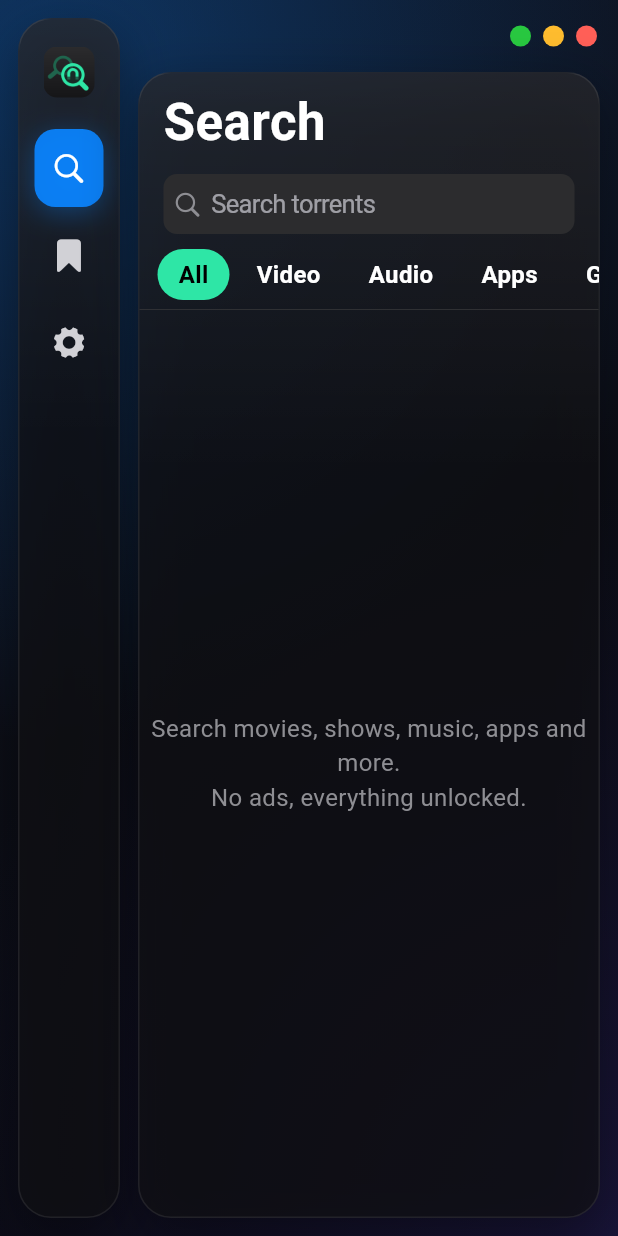
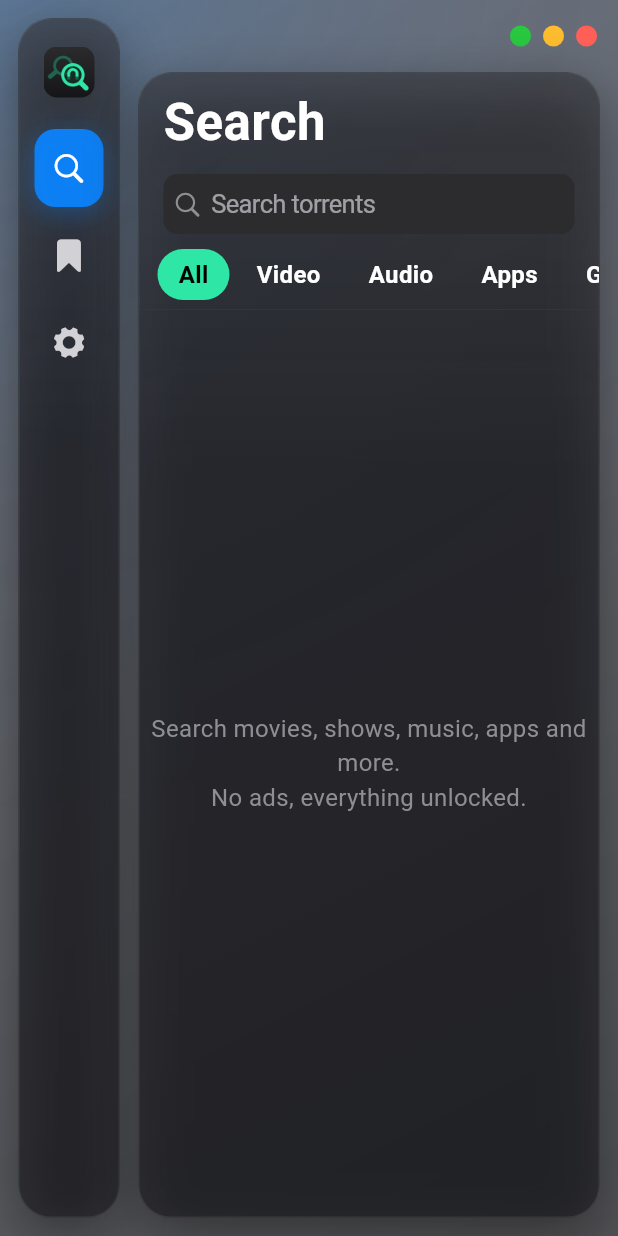
Before and after one commit to gillsaab786/Gill-OSaab, a Flutter app: the DesktopShell screen opened directly, on a phone screen of 412 x 824 dp. Run offline on Flutter 3.47's test engine with Material 3 defaults, Android fonts, the phone set to English and light mode, and no system bars; our stand-ins replace share_plus, shared_preferences; missing offline and left inert: flutter_inappwebview; accounts and stored records are empty.

Commit message:
Torrent Search: see-through window (desktop frosted behind it), shortcuts work wherever focus is, softer accent glow
Co-Authored-By: Claude Opus 5.5 <noreply@anthropic.com>
Claude-Session: https://claude.ai/code/session_019mnveqXJQX6cZ8cm2DZbDX

```diff
--- a/apps/torrent-search/lib/desktop/gill_desktop.dart
+++ b/apps/torrent-search/lib/desktop/gill_desktop.dart
@@ -126,10 +126,49 @@ class _DesktopShellState extends State<DesktopShell> {
   /// Fingers on the screen in the last 10 minutes: bigger window buttons (like the rest of Gill(OS)).
   bool get _touchMode => DateTime.now().difference(_lastTouch) < const Duration(minutes: 10);
 
+  @override
+  void initState() {
+    super.initState();
+    HardwareKeyboard.instance.addHandler(_onKey);
+  }
+
+  @override
+  void dispose() {
+    HardwareKeyboard.instance.removeHandler(_onKey);
+    super.dispose();
+  }
+
+  bool get _typing => FocusManager.instance.primaryFocus?.context?.widget is EditableText;
+
+  /// Keyboard shortcuts, wherever the focus is: Ctrl+F or / search, Ctrl+1/2/3 switch, Ctrl+Q quit.
+  bool _onKey(KeyEvent e) {
+    if (e is! KeyDownEvent) return false;
+    final ctrl = HardwareKeyboard.instance.isControlPressed;
+    final k = e.logicalKey;
+    if (ctrl && k == LogicalKeyboardKey.keyF) {
+      _focusSearch();
+    } else if (ctrl && k == LogicalKeyboardKey.digit1) {
+      _select(0);
+    } else if (ctrl && k == LogicalKeyboardKey.digit2) {
+      _select(1);
+    } else if (ctrl && k == LogicalKeyboardKey.digit3) {
+      _select(2);
+    } else if (ctrl && k == LogicalKeyboardKey.keyQ) {
+      GillWindow.call('close');
+    } else if (!ctrl && k == LogicalKeyboardKey.slash && !_typing) {
+      _focusSearch();
+    } else if (k == LogicalKeyboardKey.escape && _typing) {
+      FocusManager.instance.primaryFocus?.unfocus();
+    } else {
+      return false;
+    }
+    return true;
+  }
+
   void _select(int i) {
     if (i == _tab) return;
     HapticFeedback.selectionClick();
-    FocusManager.instance.primaryFocus?.unfocus();
+    if (_typing) FocusManager.instance.primaryFocus?.unfocus();
     setState(() => _tab = i);
   }
 
@@ -142,27 +181,7 @@ class _DesktopShellState extends State<DesktopShell> {
   Widget build(BuildContext context) {
     final sys = GillSystem.instance;
     final accent = sys.accent;
-    return CallbackShortcuts(
-      bindings: {
-        const SingleActivator(LogicalKeyboardKey.keyF, control: true): _focusSearch,
-        const SingleActivator(LogicalKeyboardKey.digit1, control: true): () => _select(0),
-        const SingleActivator(LogicalKeyboardKey.digit2, control: true): () => _select(1),
-        const SingleActivator(LogicalKeyboardKey.digit3, control: true): () => _select(2),
-        const SingleActivator(LogicalKeyboardKey.keyQ, control: true): () => GillWindow.call('close'),
-        const SingleActivator(LogicalKeyboardKey.escape): () => FocusManager.instance.primaryFocus?.unfocus(),
-      },
-      child: Focus(
-        autofocus: true,
-        onKeyEvent: (node, e) {
-          // "/" starts a search, unless typing in a field already
-          if (e is KeyDownEvent && e.logicalKey == LogicalKeyboardKey.slash &&
-              FocusManager.instance.primaryFocus == node) {
-            _focusSearch();
-            return KeyEventResult.handled;
-          }
-          return KeyEventResult.ignored;
-        },
-        child: Listener(
+    return Listener(
           onPointerDown: (e) {
             if (e.kind == PointerDeviceKind.touch && !_touchMode) {
               setState(() => _lastTouch = DateTime.now());
@@ -216,8 +235,6 @@ class _DesktopShellState extends State<DesktopShell> {
               ]);
             }),
           ),
-        ),
-      ),
     );
   }
 }
@@ -231,38 +248,31 @@ class _Backdrop extends StatelessWidget {
   @override
   Widget build(BuildContext context) {
     if (amoled) return const ColoredBox(color: Colors.black);
+    // The window is see-through: the desktop shows through it, frosted by Gill(OS). These tints
+    // keep it dark enough to read, with a soft glow of the accent colour in one corner.
     return DecoratedBox(
       decoration: const BoxDecoration(
         gradient: LinearGradient(
           begin: Alignment.topLeft,
           end: Alignment.bottomRight,
-          colors: [Color(0xFF10131F), Color(0xFF07080D)],
+          colors: [Color(0x9910131F), Color(0xB307080D)],
         ),
       ),
-      child: Stack(children: [
-        Positioned.fill(
-          child: DecoratedBox(
-            decoration: BoxDecoration(
-              gradient: RadialGradient(
-                center: const Alignment(-0.85, -0.9),
-                radius: 1.1,
-                colors: [accent.withValues(alpha: 0.30), accent.withValues(alpha: 0.0)],
-              ),
-            ),
+      child: DecoratedBox(
+        decoration: BoxDecoration(
+          gradient: RadialGradient(
+            center: const Alignment(-1.1, -1.2),
+            radius: 1.6,
+            colors: [
+              accent.withValues(alpha: 0.26),
+              accent.withValues(alpha: 0.12),
+              accent.withValues(alpha: 0.04),
+              accent.withValues(alpha: 0.0),
+            ],
+            stops: const [0.0, 0.3, 0.6, 1.0],
           ),
         ),
-        const Positioned.fill(
-          child: DecoratedBox(
-            decoration: BoxDecoration(
-              gradient: RadialGradient(
-                center: Alignment(1.0, 1.0),
-                radius: 1.2,
-                colors: [Color(0x553A2C8C), Color(0x003A2C8C)],
-              ),
-            ),
-          ),
-        ),
-      ]),
+      ),
     );
   }
 }
@@ -279,7 +289,7 @@ class _Glass extends StatelessWidget {
     return Container(
       decoration: BoxDecoration(
         borderRadius: BorderRadius.circular(radius),
-        color: amoled ? Colors.black : const Color(0xB3101014),
+        color: amoled ? Colors.black : const Color(0x8C14141A),
         border: Border.all(color: Colors.white.withValues(alpha: amoled ? 0.10 : 0.08), width: 1),
         boxShadow: const [BoxShadow(color: Color(0x66000000), blurRadius: 30, offset: Offset(0, 12))],
       ),
```
Also changed, not shown: 3 other files.
